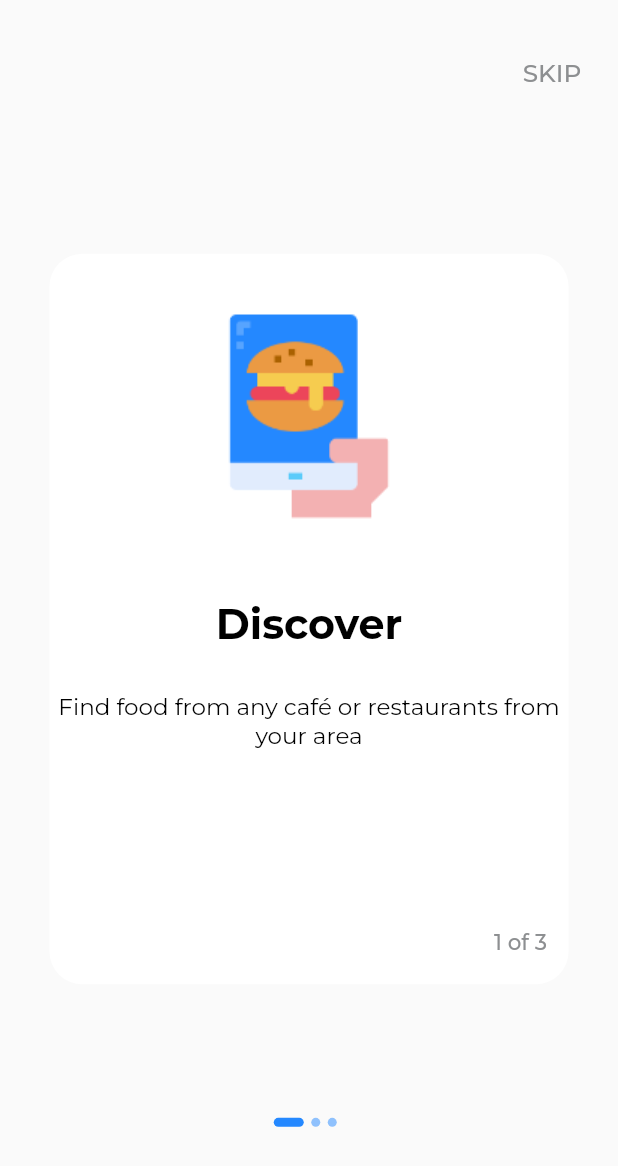
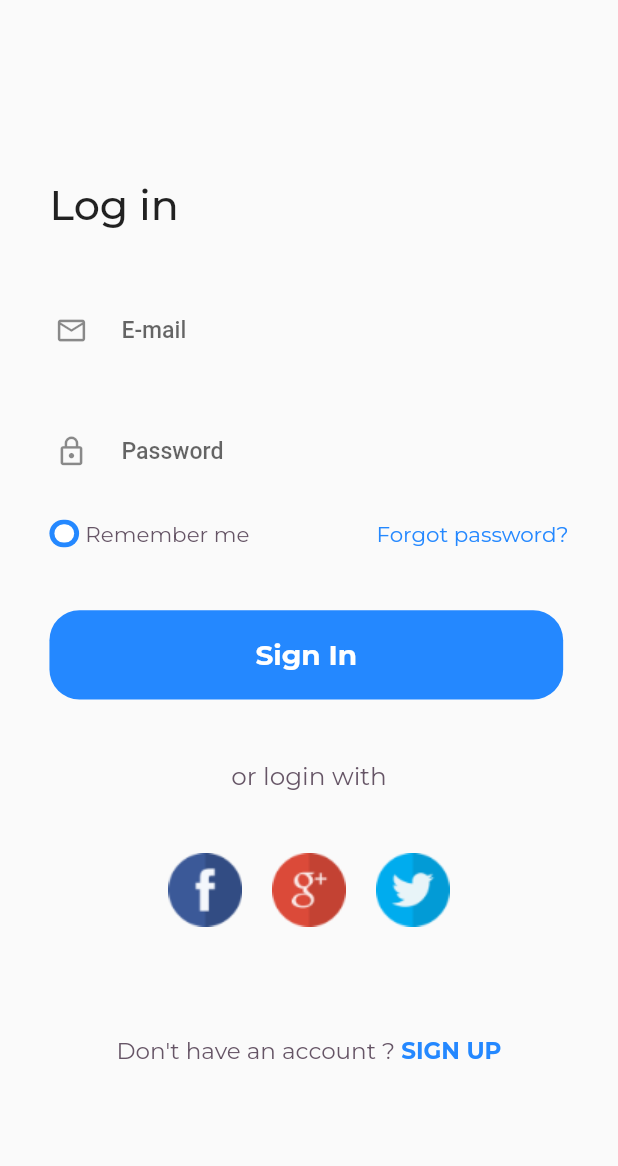
Before and after one commit to Markaa10/food_app, a Flutter app: the screen it shows after launch, after a tap on "SKIP", on a phone screen of 412 x 824 dp. Shown: the top 1166 px of the screen. Run offline on Flutter 3.47's test engine with Material 2 defaults, Android fonts, the phone set to English and light mode, and no system bars; our stand-ins replace auto_route, flutter_hooks, google_fonts.

Commit message:
login page ui

```diff
--- /dev/null
+++ b/lib/presentation/auth/login/login_page.dart
@@ -0,0 +1,17 @@
+import 'package:flutter/material.dart';
+
+import '../../helpers/size_config.dart';
+import 'widgets/body.dart';
+
+class LoginPage extends StatelessWidget {
+  @override
+  Widget build(BuildContext context) {
+    return Scaffold(
+      body: Padding(
+        padding:
+            EdgeInsets.symmetric(horizontal: getProportionateScreenWidth(30)),
+        child: Body(),
+      ),
+    );
+  }
+}
--- /dev/null
+++ b/lib/presentation/auth/login/widgets/body.dart
@@ -0,0 +1,168 @@
+import 'package:flutter/material.dart';
+import 'package:flutter_hooks/flutter_hooks.dart';
+import 'package:food_app/presentation/helpers/styles/app_colors.dart';
+import 'package:food_app/presentation/helpers/widgets/app_button.dart';
+import 'package:food_app/presentation/helpers/widgets/app_textformfield.dart';
+import 'package:google_fonts/google_fonts.dart';
+
+import '../../../helpers/size_config.dart';
+
+class Body extends HookWidget {
+  const Body({
+    Key key,
+  }) : super(key: key);
+
+  @override
+  Widget build(BuildContext context) {
+    final remember = useState(false);
+
+    return SingleChildScrollView(
+      child: Form(
+        autovalidateMode: AutovalidateMode.onUserInteraction,
+        child: Column(
+          crossAxisAlignment: CrossAxisAlignment.start,
+          children: [
+            SizedBox(height: SizeConfig.screenHeight * 0.145),
+            Text(
+              'Log in',
+              style: GoogleFonts.montserrat(
+                fontSize: getProportionateScreenWidth(25),
+                fontWeight: FontWeight.w500,
+              ),
+            ),
+            SizedBox(height: SizeConfig.screenHeight * 0.050),
+            const AppTextFormField(
+              hintText: 'E-mail',
+              prefixIcon: Icons.email_outlined,
+            ),
+            SizedBox(height: SizeConfig.screenHeight * 0.030),
+            const AppTextFormField(
+              hintText: 'Password',
+              prefixIcon: Icons.lock_outline,
+            ),
+            SizedBox(height: SizeConfig.screenHeight * 0.020),
+            Row(
+              mainAxisAlignment: MainAxisAlignment.spaceBetween,
+              children: [
+                _buildRemembermeGestureDetector(remember),
+                Text(
+                  'Forgot password?',
+                  style: GoogleFonts.montserrat(
+                    fontSize: getProportionateScreenWidth(13),
+                    color: AppColors.kprimaryColor,
+                  ),
+                )
+              ],
+            ),
+            SizedBox(height: SizeConfig.screenHeight * 0.051),
+            AppButton(
+              text: 'Sign In',
+              color: AppColors.kprimaryColor,
+              textColor: Colors.white,
+              onPressed: () {},
+            ),
+            SizedBox(height: SizeConfig.screenHeight * 0.050),
+            Align(
+              child: Text(
+                'or login with',
+                style: GoogleFonts.montserrat(
+                  fontSize: getProportionateScreenWidth(15),
+                  color: const Color(0xff665566),
+                ),
+              ),
+            ),
+            SizedBox(height: SizeConfig.screenHeight * 0.050),
+            Row(
+              mainAxisAlignment: MainAxisAlignment.center,
+              children: [
+                Image.asset('assets/images/facebook.png'),
+                SizedBox(width: SizeConfig.screenWidth * 0.049),
+                Image.asset('assets/images/google+.png'),
+                SizedBox(width: SizeConfig.screenWidth * 0.049),
+                Image.asset('assets/images/twitter.png'),
+              ],
+            ),
+            SizedBox(height: SizeConfig.screenHeight * 0.089),
+            Row(
+              mainAxisAlignment: MainAxisAlignment.center,
+              children: [
+                Text(
+                  "Don't have an account ? ",
+                  style: GoogleFonts.montserrat(
+                    fontSize: getProportionateScreenWidth(14),
+                    color: const Color(0xff665566),
+                    fontWeight: FontWeight.normal,
+                  ),
+                ),
+                Text(
+                  'SIGN UP',
+                  style: GoogleFonts.montserrat(
+                    fontSize: getProportionateScreenWidth(14),
+                    color: AppColors.kprimaryColor,
+                    fontWeight: FontWeight.bold,
+                  ),
+                ),
+              ],
+            ),
+            SizedBox(height: SizeConfig.screenHeight * 0.030),
+          ],
+        ),
+      ),
+    );
+  }
+
+  GestureDetector _buildRemembermeGestureDetector(
+      ValueNotifier<bool> remember) {
+    return GestureDetector(
+      onTap: () {
+        remember.value = !remember.value;
+      },
+      child: Row(
+        mainAxisSize: MainAxisSize.min,
+        children: [
+          if (remember.value == false)
+            Stack(
+              alignment: Alignment.center,
+              children: [
+                Container(
+                  width: getProportionateScreenWidth(18),
+                  height: getProportionateScreenHeight(18),
+                  decoration: BoxDecoration(
+                    borderRadius:
+                        BorderRadius.circular(getProportionateScreenWidth(50)),
+                    color: AppColors.kprimaryColor,
+                  ),
+                ),
+                Center(
+                  child: Container(
+                    width: getProportionateScreenWidth(12),
+                    height: getProportionateScreenHeight(12),
+                    decoration: BoxDecoration(
+                      borderRadius: BorderRadius.circular(
+                          getProportionateScreenWidth(50)),
+                      color: Colors.white,
+                    ),
+                  ),
+                )
+              ],
+            )
+          else
+            Icon(
+              Icons.circle,
+              color: AppColors.kprimaryColor,
+              size: getProportionateScreenWidth(18),
+            ),
+          SizedBox(width: SizeConfig.screenWidth * 0.010),
+          Text(
+            'Remember me',
+            style: GoogleFonts.montserrat(
+              fontSize: getProportionateScreenWidth(13),
+              fontWeight: FontWeight.normal,
+              color: const Color(0xff665566),
+            ),
+          ),
+        ],
+      ),
+    );
+  }
+}
--- a/lib/presentation/core/app_widget.dart
+++ b/lib/presentation/core/app_widget.dart
@@ -1,7 +1,7 @@
+import 'package:auto_route/auto_route.dart';
 import 'package:flutter/material.dart';
-import 'package:food_app/presentation/startup/startup_page.dart';
-
-import '../demo.dart';
+import 'package:food_app/presentation/routes/router.gr.dart' as r;
+import 'package:google_fonts/google_fonts.dart';
 
 class AppWidget extends StatelessWidget {
   @override
@@ -9,10 +9,10 @@ class AppWidget extends StatelessWidget {
     return MaterialApp(
       title: 'My Todo',
       debugShowCheckedModeBanner: false,
-      home: StartupPage(),
+      builder: ExtendedNavigator.builder<r.Router>(router: r.Router()),
       theme: ThemeData(
-        fontFamily: 'Gilroy',
-      ),
+          // fontFamily: GoogleFonts,
+          ),
     );
   }
 }
--- /dev/null
+++ b/lib/presentation/helpers/widgets/app_textformfield.dart
@@ -0,0 +1,55 @@
+import 'package:flutter/material.dart';
+
+import '../size_config.dart';
+
+class AppTextFormField extends StatelessWidget {
+  final IconData prefixIcon;
+  final String hintText;
+  final bool obscureText;
+  final Function validator;
+  final Function onChanged;
+
+  const AppTextFormField({
+    Key key,
+    this.prefixIcon,
+    this.hintText,
+    this.obscureText = false,
+    this.validator,
+    this.onChanged,
+  }) : super(key: key);
+
+  @override
+  Widget build(BuildContext context) {
+    return Container(
+      width: getProportionateScreenWidth(315),
+      height: getProportionateScreenHeight(55),
+      decoration: BoxDecoration(
+        borderRadius: BorderRadius.circular(getProportionateScreenWidth(10)),
+      ),
+      child: TextFormField(
+        onChanged: onChanged,
+        validator: validator,
+        obscureText: obscureText,
+        decoration: InputDecoration(
+          contentPadding: EdgeInsets.symmetric(
+            horizontal: getProportionateScreenWidth(17),
+            vertical: getProportionateScreenHeight(17),
+          ),
+          border: InputBorder.none,
+          prefixIcon: Padding(
+            padding: EdgeInsets.only(right: getProportionateScreenWidth(17)),
+            child: Icon(
+              prefixIcon,
+              size: getProportionateScreenWidth(20),
+            ),
+          ),
+          hintText: hintText,
+          hintStyle: TextStyle(
+            fontSize: getProportionateScreenWidth(14),
+            fontWeight: FontWeight.w500,
+          ),
+        ),
+      ),
+    );
+  }
+}
--- /dev/null
+++ b/lib/presentation/routes/router.dart
@@ -0,0 +1,13 @@
+import 'package:auto_route/auto_route_annotations.dart';
+
+import '../auth/login/login_page.dart';
+import '../startup/startup_page.dart';
+
+@MaterialAutoRouter(
+  generateNavigationHelperExtension: true,
+  routes: [
+    MaterialRoute(page: StartupPage, initial: true),
+    MaterialRoute(page: LoginPage),
+  ],
+)
+class $Router {}
--- a/lib/presentation/startup/widgets/body.dart
+++ b/lib/presentation/startup/widgets/body.dart
@@ -1,6 +1,8 @@
+import 'package:auto_route/auto_route.dart';
 import 'package:flutter/material.dart';
 import 'package:flutter_hooks/flutter_hooks.dart';
 import 'package:food_app/presentation/helpers/styles/app_colors.dart';
+import 'package:food_app/presentation/routes/router.gr.dart';
 import 'package:google_fonts/google_fonts.dart';
 
 import '../../helpers/size_config.dart';
@@ -40,7 +42,8 @@ class Body extends HookWidget {
         Align(
           alignment: Alignment.topRight,
           child: FlatButton(
-            onPressed: () {},
+            onPressed: () =>
+                ExtendedNavigator.of(context).replace(Routes.loginPage),
             child: Text(
               'SKIP',
               style: GoogleFonts.montserrat(
--- a/lib/presentation/startup/widgets/startup_content.dart
+++ b/lib/presentation/startup/widgets/startup_content.dart
@@ -1,5 +1,7 @@
+import 'package:auto_route/auto_route.dart';
 import 'package:flutter/material.dart';
 import 'package:food_app/presentation/helpers/styles/app_textstyle.dart';
+import 'package:food_app/presentation/routes/router.gr.dart';
 import 'package:google_fonts/google_fonts.dart';
 
 import '../../helpers/size_config.dart';
@@ -41,7 +43,8 @@ class StartupContent extends StatelessWidget {
         ),
         SizedBox(height: SizeConfig.screenHeight * 0.034),
         FlatButton(
-          onPressed: () {},
+          onPressed: () =>
+              ExtendedNavigator.of(context).replace(Routes.loginPage),
           child: Text(
             buttonText,
             style: GoogleFonts.montserrat(
```
Also changed, not shown: assets/images/facebook.png (added), assets/images/google+.png (added), assets/images/twitter.png (added), lib/presentation/routes/router.gr.dart (added).
